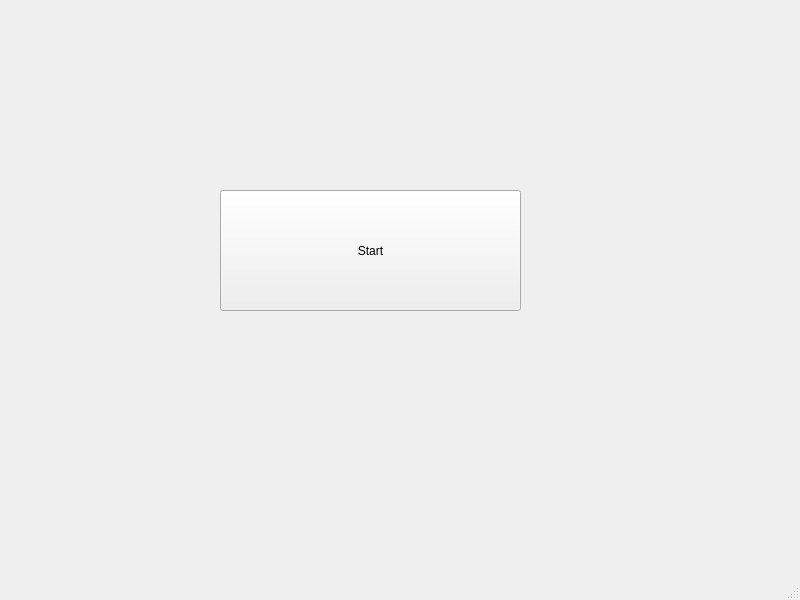
Qt form server.ui (SINA-JAHANGIR/Skull-King) before a commit.
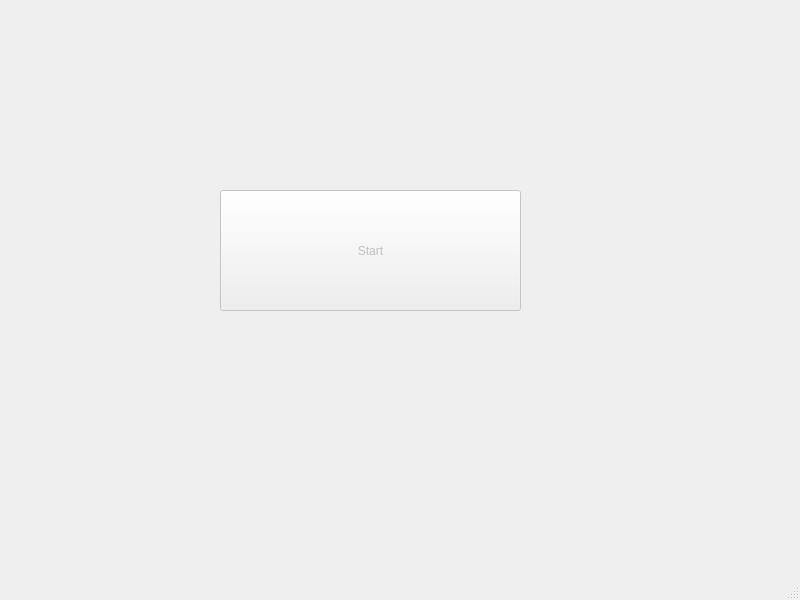
The same form after that commit.

```diff
--- a/server.ui
+++ b/server.ui
@@ -15,6 +15,9 @@
   </property>
   <widget class="QWidget" name="centralwidget">
    <widget class="QPushButton" name="btn_start">
+    <property name="enabled">
+     <bool>false</bool>
+    </property>
     <property name="geometry">
      <rect>
       <x>220</x>
```
Left out of the diff: 2 changed lines with no effect on the pictures.
